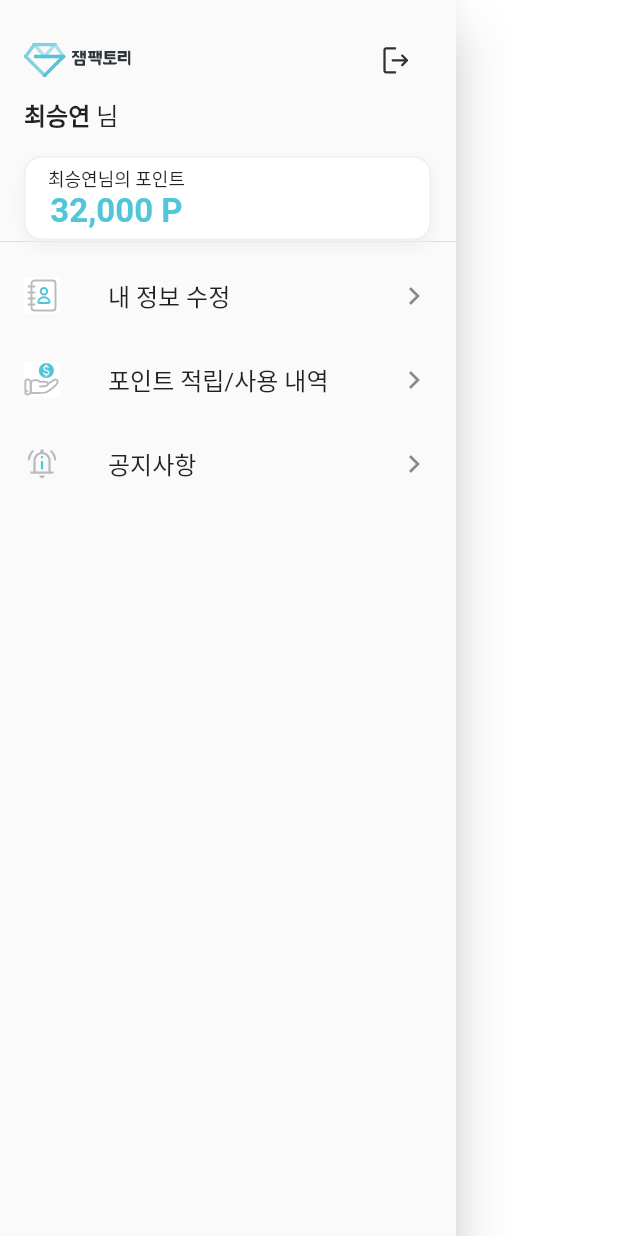
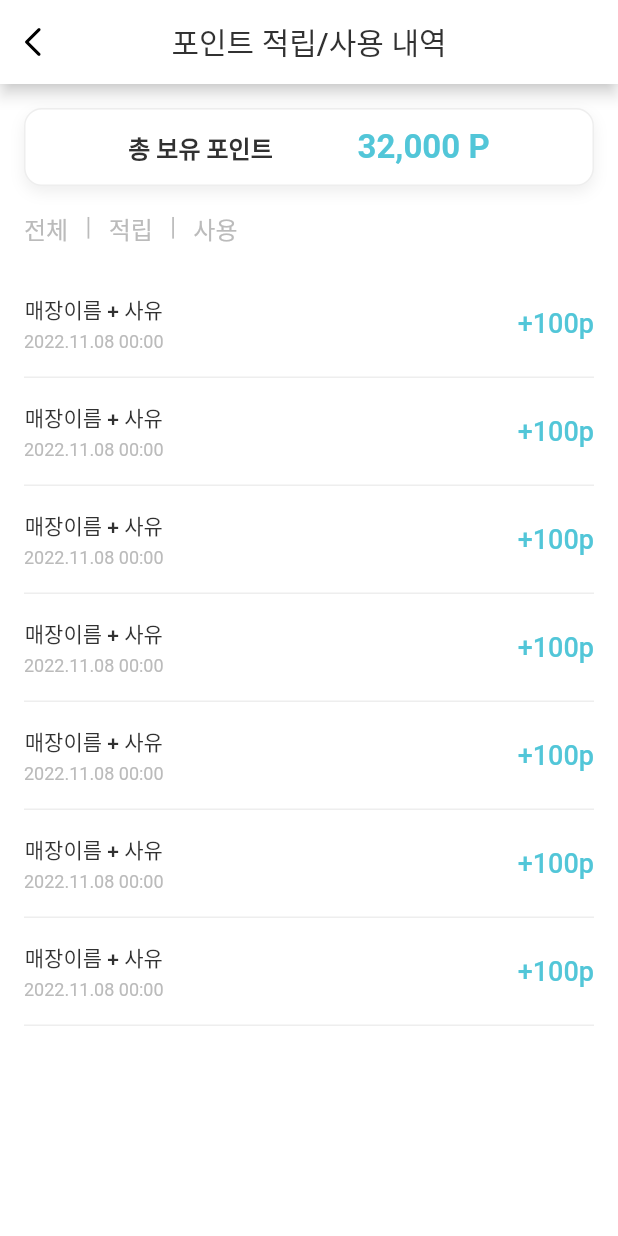
Before and after one commit to Eden0622/gemirawn_tutorial, a Flutter app: the DrawerMenu widget shown alone on an empty page, opened directly, after a tap on "포인트 적립/사용 내역", on a phone screen of 412 x 824 dp. Run offline on Flutter 3.47's test engine with Material 2 defaults, Android fonts, the phone set to English and light mode, and no system bars; our stand-ins replace easy_rich_text, flutter_native_splash, flutter_svg; missing offline and left inert: kpostal; Roboto replaces fonts that are missing (Pretendard).

Commit message:
8/23 commit

```diff
--- /dev/null
+++ b/lib/config/constants.dart
@@ -0,0 +1,10 @@
+import 'package:flutter/material.dart';
+
+const Color primaryColor = Color(0xFF52C6D8);
+const Color errorColor = Color(0xFFF54949);
+const Color blackColor = Color(0xFF313131);
+const Color color1 = Color(0xFFBBBBBB);
+const Color color2 = Color(0xFFE1E1E1);
+const Color color3 = Color(0xFFEEEEEE);
+const Color color4 = Color(0xFF888888);
+const Color color5 = Color(0xFF6B6B6B);
--- a/lib/home/drawer_menu.dart
+++ b/lib/home/drawer_menu.dart
@@ -1,5 +1,7 @@
 import 'package:flutter/material.dart';
 import 'package:flutter_svg/svg.dart';
+
+import 'use_point.dart';
 
 class DrawerMenu extends StatelessWidget {
   const DrawerMenu({super.key});
@@ -10,30 +12,30 @@ class DrawerMenu extends StatelessWidget {
       child: ListView(
         padding: EdgeInsets.zero,
         children: [
-          DrawerHeader(
-            child: Column(
-              crossAxisAlignment: CrossAxisAlignment.start,
-              children: [
           Row(
             mainAxisAlignment: MainAxisAlignment.spaceBetween,
             children: [
-                    SvgPicture.asset('assets/icon/drawer_logo.svg'), IconButton(onPressed: () {}, icon: SvgPicture.asset('assets/icon/logout_icon.svg'))],
+              SvgPicture.asset('assets/icon/drawer_logo.svg'),
+              IconButton(onPressed: () {},
+                  icon: SvgPicture.asset('assets/icon/logout_icon.svg'))
+            ],
           ),
-                Row(
+          const Row(
             children: [
               Text('최승연', style: TextStyle(fontSize: 16, fontWeight: FontWeight.w800),),
               Text(' 님', style: TextStyle(fontSize: 16, fontWeight: FontWeight.w400),),
             ],
           ),
-                SizedBox(height: 16),
+          const SizedBox(height: 16),
           Container(
-                  padding: EdgeInsets.only(top: 5, left: 15, right: 163),
+            padding: const EdgeInsets.all(12),
+            margin: const EdgeInsets.symmetric(horizontal: 16),
             decoration: BoxDecoration(
-                      border: Border.all(color: Color(0xffeeeeee)),
+                border: Border.all(color: const Color(0xffeeeeee)),
                 borderRadius: BorderRadius.circular(12),
                 color: Colors.white,
-                      boxShadow: [BoxShadow(blurRadius: 8, offset: Offset(0, 4), color: Color(0xffeeeeee))]),
-                  child: Column(
+                boxShadow: [const BoxShadow(blurRadius: 8, offset: Offset(0, 4), color: Color(0xffeeeeee))]),
+            child: const Column(
               children: [
                 Text(
                   '최승연님의 포인트',
@@ -43,31 +45,55 @@ class DrawerMenu extends StatelessWidget {
                   '32,000 P',
                   style: TextStyle(fontSize: 22, fontWeight: FontWeight.w700, color: Color(0xff52C6D8)),
                 ),
-                      SizedBox(height: 5),
               ],
             ),
           ),
+          const SizedBox(height: 24),
+          Divider(color: Colors.grey.withOpacity(0.6), height: 1,),
+          const SizedBox(height: 16),
+          GestureDetector(
+            onTap: () {},
+            child: Container(
+              padding: const EdgeInsets.all(12),
+              child: Row(
+                children: [
+                  SvgPicture.asset('assets/icon/Frame 1614.svg'),
+                  const SizedBox(width: 8),
+                  const Expanded(child: Text('내 정보 수정')),
+                  const Icon(Icons.navigate_next, color: Colors.grey),
                 ],
               ),
             ),
-          //SizedBox(height: 16),
-          ListTile(
-            leading: SvgPicture.asset('assets/icon/Frame 1614.svg'),
-            title: Text('내 정보 수정'),
+          ),
+          GestureDetector(
+            onTap: () {
+              Navigator.push(context, MaterialPageRoute(builder: (context) => UsePoint()));
+            },
+            child: Container(
+              padding: const EdgeInsets.all(12),
+              child: Row(
+                children: [
+                  SvgPicture.asset('assets/icon/point_icon.svg'),
+                  const SizedBox(width: 8),
+                  const Expanded(child: Text('포인트 적립/사용 내역')),
+                  const Icon(Icons.navigate_next, color: Colors.grey),
+                ],
+              ),
+            ),
+          ),
+          GestureDetector(
             onTap: () {},
-            trailing: Icon(Icons.navigate_next),
+            child: Container(
+              padding: const EdgeInsets.all(12),
+              child: Row(
+                children: [
+                  SvgPicture.asset('assets/icon/notifications_active_FILL0_wght300_GRAD0_opsz24 1.svg'),
+                  const SizedBox(width: 8),
+                  const Expanded(child: Text('공지사항')),
+                  const Icon(Icons.navigate_next, color: Colors.grey),
+                ],
               ),
-          ListTile(
-            leading: SvgPicture.asset('assets/icon/point_icon.svg'),
-            title: Text('포인트 적립/사용 내역'),
-            onTap: () {},
-            trailing: Icon(Icons.navigate_next),
             ),
-          ListTile(
-            leading: SvgPicture.asset('assets/icon/notifications_active_FILL0_wght300_GRAD0_opsz24 1.svg'),
-            title: Text('공지사항'),
-            onTap: () {},
-            trailing: Icon(Icons.navigate_next),
           ),
         ],
       ),
--- a/lib/home/home.dart
+++ b/lib/home/home.dart
@@ -15,7 +15,9 @@ class _HomeState extends State<Home> {
 
   @override
   Widget build(BuildContext context) {
-    return Scaffold(
+    return Container(
+      child: SafeArea(
+        child: Scaffold(
           appBar: AppBar(
             title: SvgPicture.asset('assets/icon/home_logo.svg'),
             iconTheme: IconThemeData(color: Color(0xff888888)),
@@ -226,6 +228,8 @@ class _HomeState extends State<Home> {
               ],
             ),
           ),
+        ),
+      ),
     );
   }
 }
--- /dev/null
+++ b/lib/home/point_log.dart
@@ -0,0 +1,39 @@
+import 'package:flutter/material.dart';
+
+import '../config/constants.dart';
+
+class PointLog extends StatelessWidget {
+  const PointLog({super.key});
+
+  @override
+  Widget build(BuildContext context) {
+    return Container(
+      padding: const EdgeInsets.symmetric(vertical: 16),
+      decoration: const BoxDecoration(
+        border: Border(bottom: BorderSide(color: color3)),
+      ),
+      child: const Row(
+        mainAxisAlignment: MainAxisAlignment.spaceBetween,
+        children: [
+          Column(
+            children: [
+              Text(
+                '매장이름 + 사유',
+                style: TextStyle(color: blackColor, fontSize: 14, fontWeight: FontWeight.w500),
+              ),
+              SizedBox(height: 4),
+              Text(
+                '2022.11.08 00:00',
+                style: TextStyle(color: color1, fontSize: 12, fontWeight: FontWeight.w400),
+              )
+            ],
+          ),
+          Text(
+            '+100p',
+            style: TextStyle(color: primaryColor, fontSize: 18, fontWeight: FontWeight.w500),
+          ),
+        ],
+      ),
+    );
+  }
+}
--- /dev/null
+++ b/lib/home/use_point.dart
@@ -0,0 +1,141 @@
+import 'package:flutter/material.dart';
+import 'package:flutter_svg/svg.dart';
+import 'package:gemirawn_tutorial/config/constants.dart';
+import 'package:gemirawn_tutorial/home/home.dart';
+import 'package:gemirawn_tutorial/home/point_log.dart';
+
+class UsePoint extends StatefulWidget {
+  const UsePoint({super.key});
+
+  @override
+  State<UsePoint> createState() => _UsePointState();
+}
+
+class _UsePointState extends State<UsePoint> {
+  bool get _isAll => save && use;
+  bool all = false;
+  bool save = false;
+  bool use = false;
+
+  @override
+  Widget build(BuildContext context) {
+    return Scaffold(
+        appBar: AppBar(
+          title: const Text(
+            '포인트 적립/사용 내역',
+            style: TextStyle(color: blackColor),
+          ),
+          centerTitle: true,
+          leading: IconButton(
+            icon: SvgPicture.asset('assets/icon/appbar_prev_icon.svg'),
+            color: blackColor,
+            onPressed: () {
+              Navigator.push(context, MaterialPageRoute(builder: (context) => const Home()));
+            },
+          ),
+        ),
+        body: Column(
+          children: [
+            Center(
+              child: Column(
+                children: [
+                  Container(
+                    padding: const EdgeInsets.all(12),
+                    //margin: const EdgeInsets.symmetric(horizontal: 16),
+                    margin: const EdgeInsets.all(16),
+                    decoration: BoxDecoration(
+                        border: Border.all(color: color3),
+                        borderRadius: BorderRadius.circular(12),
+                        color: Colors.white,
+                        boxShadow: [const BoxShadow(blurRadius: 8, offset: Offset(0, 4), color: color3)]),
+                    child: const Row(
+                      mainAxisAlignment: MainAxisAlignment.spaceEvenly,
+                      children: [
+                        Text(
+                          '총 보유 포인트',
+                          style: TextStyle(color: blackColor, fontSize: 16, fontWeight: FontWeight.w700),
+                        ),
+                        Text('32,000 P', style: TextStyle(color: primaryColor, fontSize: 22, fontWeight: FontWeight.w700)),
+                      ],
+                    ),
+                  ),
+                  Padding(
+                    padding: const EdgeInsets.symmetric(horizontal: 16),
+                    child: Column(
+                      children: [
+                        Row(
+                          children: [
+                            GestureDetector(
+                              onTap: () {
+                                setState(() {
+                                  if (save == false && use == false) {
+                                    all = !all;
+                                    print(_isAll);
+                                  }
+                                });
+                              },
+                              child: Text(
+                                '전체',
+                                style: TextStyle(fontSize: 16, fontWeight: all ? FontWeight.w700 : FontWeight.w500, color: all ? blackColor : color1),
+                              ),
+                            ),
+                            const SizedBox(width: 12),
+                            SvgPicture.asset('assets/icon/_.svg'),
+                            const SizedBox(width: 12),
+                            GestureDetector(
+                              onTap: () {
+                                setState(() {
+                                  if (all == false && use == false) {
+                                    save = !save;
+                                  }
+                                });
+                              },
+                              child: Text(
+                                '적립',
+                                style: TextStyle(fontSize: 16, fontWeight: save ? FontWeight.w700 : FontWeight.w500, color: save ? blackColor : color1),
+                              ),
+                            ),
+                            const SizedBox(width: 12),
+                            SvgPicture.asset('assets/icon/_.svg'),
+                            const SizedBox(width: 12),
+                            GestureDetector(
+                              onTap: () {
+                                setState(() {
+                                  if (all == false && save == false) {
+                                    use = !use;
+                                  }
+                                });
+                              },
+                              child: Text(
+                                '사용',
+                                style: TextStyle(fontSize: 16, fontWeight: use ? FontWeight.w700 : FontWeight.w500, color: use ? blackColor : color1),
+                              ),
+                            ),
+                          ],
+                        )
+                      ],
+                    ),
+                  ),
+                  Padding(
+                    padding: const EdgeInsets.all(16),
+                    child: ListView(
+                      scrollDirection: Axis.vertical,
+                      shrinkWrap: true,
+                      children: [
+                        PointLog(),
+                        PointLog(),
+                        PointLog(),
+                        PointLog(),
+                        PointLog(),
+                        PointLog(),
+                        PointLog(),
+                      ],
+                    ),
+                  )
+                ],
+              ),
+            )
+          ],
+        ));
+  }
+}
--- a/lib/onboarding/children_info.dart
+++ /dev/null
@@ -1,25 +0,0 @@
-import 'package:flutter/material.dart';
-
-import 'package:flutter_svg/svg.dart';
-
-import 'join.dart';
-
-class ChildrenInfo extends StatefulWidget {
-  const ChildrenInfo({super.key});
-
-  @override
-  State<ChildrenInfo> createState() => _ChildrenInfoState();
-}
-
-class _ChildrenInfoState extends State<ChildrenInfo> {
-
-  final _items = <InFo>[];
-
-
-
-  @override
-  Widget build(BuildContext context) {
-
-
-  }
-}
```
Lines whose indentation alone changed are shown as unchanged.
